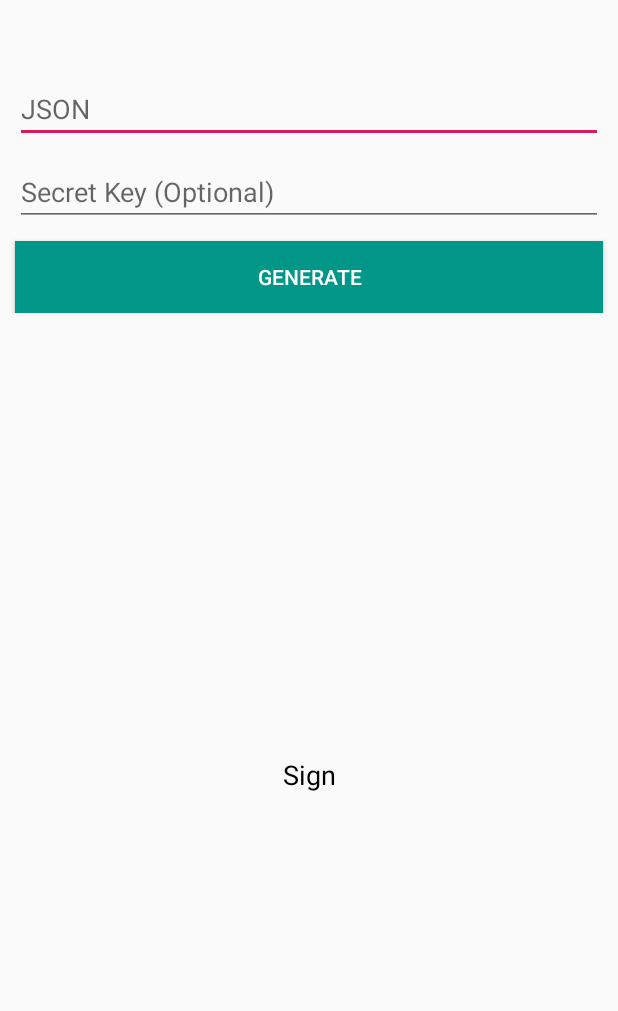
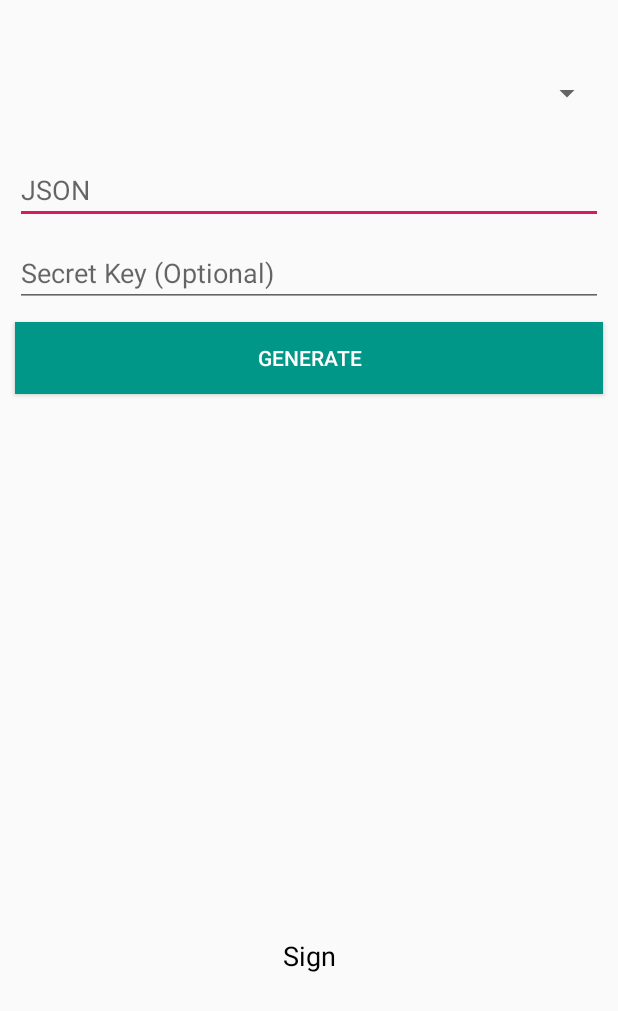
Before and after one commit to YeLinhAung/SHA1-Generator, an Android app: the layout activity_main.xml on its own in the app's theme, with its tools: preview values and no code run, on a phone screen of 412 x 824 dp. Shown: the top 1011 px of the screen. Run offline under Robolectric (Android 15) with nearby library versions, the phone set to English and light mode, and no system bars.

Commit message:
added converter option

```diff
--- a/app/src/main/res/layout/activity_main.xml
+++ b/app/src/main/res/layout/activity_main.xml
@@ -10,11 +10,23 @@
     <androidx.constraintlayout.widget.ConstraintLayout
         android:id="@+id/constraintLayout"
         android:layout_width="match_parent"
-        android:layout_height="wrap_content"
+        android:layout_height="400dp"
         android:layout_marginTop="50dp"
         app:layout_constraintLeft_toLeftOf="parent"
         app:layout_constraintRight_toRightOf="parent"
         app:layout_constraintTop_toTopOf="parent">
+
+        <Spinner
+            android:id="@+id/spinnerOption"
+            android:layout_width="match_parent"
+            android:layout_height="wrap_content"
+            android:layout_marginStart="10dp"
+            android:layout_marginLeft="10dp"
+            android:layout_marginEnd="10dp"
+            android:layout_marginRight="10dp"
+            app:layout_constraintEnd_toEndOf="parent"
+            app:layout_constraintStart_toStartOf="parent"
+            app:layout_constraintTop_toTopOf="parent" />
 
         <EditText
             android:id="@+id/edtJsonString"
@@ -23,6 +35,7 @@
             android:layout_height="wrap_content"
             android:layout_marginStart="10dp"
             android:layout_marginLeft="10dp"
+            android:layout_marginTop="30dp"
             android:layout_marginEnd="10dp"
             android:layout_marginRight="10dp"
             android:ems="10"
@@ -30,8 +43,9 @@
             android:inputType="textMultiLine|text"
             android:singleLine="false"
             app:layout_constraintEnd_toEndOf="parent"
+            app:layout_constraintHorizontal_bias="0.0"
             app:layout_constraintStart_toStartOf="parent"
-            app:layout_constraintTop_toTopOf="parent" />
+            app:layout_constraintTop_toBottomOf="@+id/spinnerOption" />
 
         <EditText
             android:id="@+id/edtSecretKey"
```
Also changed, not shown: app/src/main/java/com/example/sha1generator/MainActivity.kt (+80 -11 lines), app/src/main/java/com/example/sha1generator/data/PaymentCreateRequest.kt (added, +19 -0 lines).
